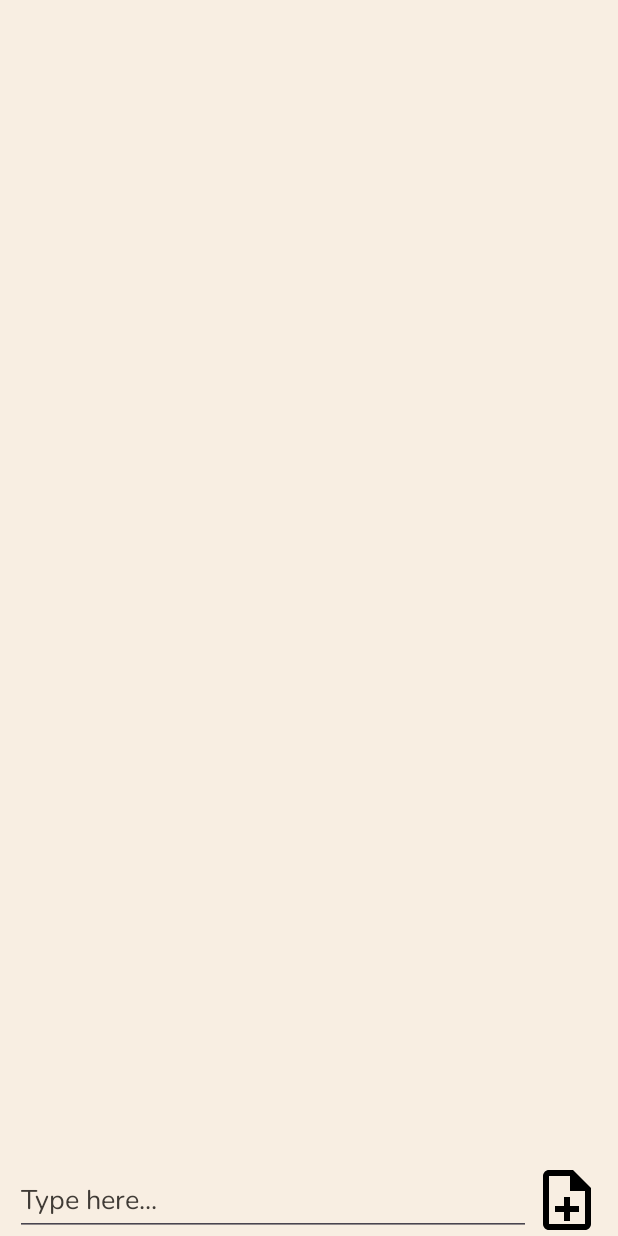
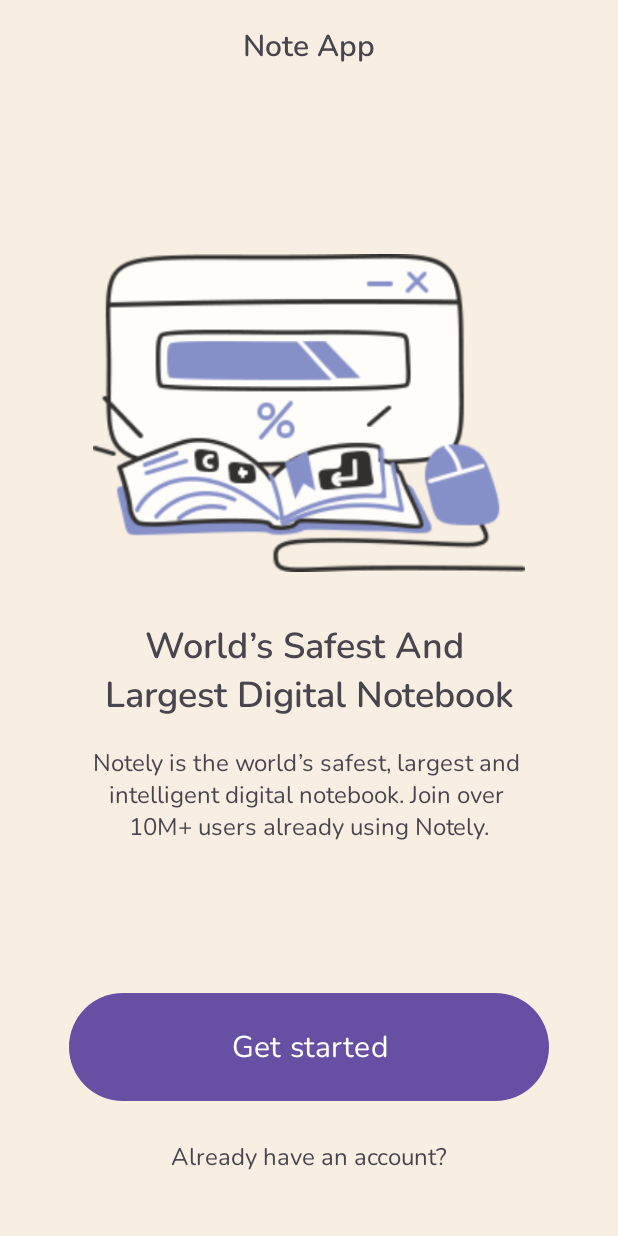
Before and after one commit to chrisstel/NotesApp, an Android app: the screen it shows after launch (MainActivity), on a phone screen of 412 x 824 dp. Run offline under Robolectric (Android 15) with nearby library versions, the phone set to English and light mode, and no system bars.

Commit message:
added: get started fragment

```diff
--- /dev/null
+++ b/app/src/main/java/com/example/notes/ui/getstarted/GetStartedFragment.kt
@@ -0,0 +1,29 @@
+package com.example.notes.ui.getstarted
+
+import android.os.Bundle
+import android.view.LayoutInflater
+import android.view.View
+import android.view.ViewGroup
+import androidx.fragment.app.Fragment
+import androidx.navigation.findNavController
+import com.example.notes.R
+import com.example.notes.databinding.FragmentGetStartedBinding
+
+class GetStartedFragment : Fragment() {
+    private var binding: FragmentGetStartedBinding? = null
+
+    override fun onCreateView(
+        inflater: LayoutInflater,
+        container: ViewGroup?,
+        savedInstanceState: Bundle?
+    ): View? = FragmentGetStartedBinding.inflate(layoutInflater, container, false).also { binding = it }.root
+
+
+    override fun onViewCreated(view: View, savedInstanceState: Bundle?) {
+        super.onViewCreated(view, savedInstanceState)
+
+        binding?.getStartedButton?.setOnClickListener { view ->
+            view.findNavController().navigate(R.id.action_getStartedFragment_to_mainFragment)
+        }
+    }
+}
--- /dev/null
+++ b/app/src/main/res/layout/fragment_get_started.xml
@@ -0,0 +1,170 @@
+<?xml version="1.0" encoding="utf-8"?>
+<androidx.constraintlayout.widget.ConstraintLayout xmlns:android="http://schemas.android.com/apk/res/android"
+    xmlns:app="http://schemas.android.com/apk/res-auto"
+    android:layout_width="match_parent"
+    android:layout_height="match_parent">
+
+    <TextView
+        android:id="@+id/app_title"
+        android:layout_width="wrap_content"
+        android:layout_height="wrap_content"
+        android:layout_marginTop="16dp"
+        android:autoSizeTextType="uniform"
+        android:text="Note App"
+        android:textSize="20sp"
+        android:textStyle="bold"
+        app:layout_constraintEnd_toEndOf="parent"
+        app:layout_constraintStart_toStartOf="parent"
+        app:layout_constraintTop_toTopOf="parent" />
+
+    <ImageView
+        android:id="@+id/get_started_image"
+        android:layout_width="0dp"
+        android:layout_height="0dp"
+        android:layout_marginHorizontal="26dp"
+        android:src="@drawable/image_get_started"
+        app:layout_constraintBottom_toBottomOf="@id/guideline8"
+        app:layout_constraintEnd_toEndOf="@id/guideline2"
+        app:layout_constraintStart_toStartOf="@id/guideline1"
+        app:layout_constraintTop_toTopOf="@id/guideline7" />
+
+    <TextView
+        android:id="@+id/app_headline"
+        android:layout_width="0dp"
+        android:layout_height="0dp"
+        android:autoSizeTextType="uniform"
+        android:gravity="center"
+        android:text="World’s Safest And \nLargest Digital Notebook"
+        android:autoSizeMaxTextSize="24sp"
+        android:textStyle="bold"
+        android:autoSizeStepGranularity="1sp"
+        app:layout_constraintBottom_toBottomOf="@id/guideline9"
+        app:layout_constraintEnd_toEndOf="@id/guideline2"
+        app:layout_constraintStart_toStartOf="@id/guideline1"
+        app:layout_constraintTop_toTopOf="@id/guideline3" />
+
+    <TextView
+        android:layout_width="0dp"
+        android:layout_height="0dp"
+        android:autoSizeTextType="uniform"
+        android:gravity="center"
+        android:text="Notely is the world’s safest, largest and \nintelligent digital notebook. Join over \n10M+ users already using Notely."
+        android:textSize="16sp"
+        app:layout_constraintBottom_toBottomOf="@id/guideline4"
+        app:layout_constraintEnd_toEndOf="@id/guideline2"
+        app:layout_constraintStart_toStartOf="@id/guideline1"
+        app:layout_constraintTop_toTopOf="@id/guideline10" />
+
+    <Button
+        android:id="@+id/get_started_button"
+        android:layout_width="0dp"
+        android:layout_height="0dp"
+        android:text="Get started"
+        android:autoSizeTextType="uniform"
+        android:autoSizeMaxTextSize="20sp"
+        android:textSize="20sp"
+        app:layout_constraintBottom_toBottomOf="@id/guideline11"
+        app:layout_constraintEnd_toEndOf="@id/guideline2"
+        app:layout_constraintStart_toStartOf="@id/guideline1"
+        app:layout_constraintTop_toTopOf="@id/guideline6"
+        app:layout_constraintWidth_max="320dp" />
+
+    <TextView
+        android:id="@+id/already_have_text"
+        android:layout_width="0dp"
+        android:layout_height="0dp"
+        android:autoSizeTextType="uniform"
+        android:gravity="center"
+        android:text="Already have an account?"
+        android:textSize="16sp"
+        app:layout_constraintTop_toTopOf="@id/guideline12"
+        app:layout_constraintBottom_toBottomOf="@id/guideline5"
+        app:layout_constraintEnd_toEndOf="@id/guideline2"
+        app:layout_constraintStart_toStartOf="@id/guideline1" />
+
+    <androidx.constraintlayout.widget.Guideline
+        android:id="@+id/guideline1"
+        android:layout_width="wrap_content"
+        android:layout_height="wrap_content"
+        android:orientation="vertical"
+        app:layout_constraintGuide_percent="0.0747" />
+
+    <androidx.constraintlayout.widget.Guideline
+        android:id="@+id/guideline2"
+        android:layout_width="wrap_content"
+        android:layout_height="wrap_content"
+        android:orientation="vertical"
+        app:layout_constraintGuide_percent="0.9253" />
+
+    <androidx.constraintlayout.widget.Guideline
+        android:id="@+id/guideline3"
+        android:layout_width="wrap_content"
+        android:layout_height="wrap_content"
+        android:orientation="horizontal"
+        app:layout_constraintGuide_percent="0.4993" />
+
+    <androidx.constraintlayout.widget.Guideline
+        android:id="@+id/guideline4"
+        android:layout_width="wrap_content"
+        android:layout_height="wrap_content"
+        android:orientation="horizontal"
+        app:layout_constraintGuide_percent="0.6837" />
+
+    <androidx.constraintlayout.widget.Guideline
+        android:id="@+id/guideline5"
+        android:layout_width="wrap_content"
+        android:layout_height="wrap_content"
+        android:orientation="horizontal"
+        app:layout_constraintGuide_percent="0.95" />
+
+    <androidx.constraintlayout.widget.Guideline
+        android:id="@+id/guideline6"
+        android:layout_width="wrap_content"
+        android:layout_height="wrap_content"
+        android:orientation="horizontal"
+        app:layout_constraintGuide_percent="0.7987" />
+
+    <androidx.constraintlayout.widget.Guideline
+        android:id="@+id/guideline7"
+        android:layout_width="wrap_content"
+        android:layout_height="wrap_content"
+        android:orientation="horizontal"
+        app:layout_constraintGuide_percent="0.2052" />
+
+    <androidx.constraintlayout.widget.Guideline
+        android:id="@+id/guideline8"
+        android:layout_width="wrap_content"
+        android:layout_height="wrap_content"
+        android:orientation="horizontal"
+        app:layout_constraintGuide_percent="0.4627" />
+
+    <androidx.constraintlayout.widget.Guideline
+        android:id="@+id/guideline9"
+        android:layout_width="wrap_content"
+        android:layout_height="wrap_content"
+        android:orientation="horizontal"
+        app:layout_constraintGuide_percent="0.5856" />
+
+    <androidx.constraintlayout.widget.Guideline
+        android:id="@+id/guideline10"
+        android:layout_width="wrap_content"
+        android:layout_height="wrap_content"
+        android:orientation="horizontal"
+        app:layout_constraintGuide_percent="0.6013" />
+
+    <androidx.constraintlayout.widget.Guideline
+        android:id="@+id/guideline11"
+        android:layout_width="wrap_content"
+        android:layout_height="wrap_content"
+        android:orientation="horizontal"
+        app:layout_constraintGuide_percent="0.8954" />
+
+    <androidx.constraintlayout.widget.Guideline
+        android:id="@+id/guideline12"
+        android:layout_width="wrap_content"
+        android:layout_height="wrap_content"
+        android:orientation="horizontal"
+        app:layout_constraintGuide_percent="0.9216" />
+
+
+</androidx.constraintlayout.widget.ConstraintLayout>
--- a/app/src/main/res/navigation/nav_graph.xml
+++ b/app/src/main/res/navigation/nav_graph.xml
@@ -2,11 +2,19 @@
 <navigation xmlns:android="http://schemas.android.com/apk/res/android"
     xmlns:app="http://schemas.android.com/apk/res-auto"
     android:id="@+id/nav_graph"
-    app:startDestination="@id/mainFragment">
+    app:startDestination="@id/getStartedFragment">
 
     <fragment
         android:id="@+id/mainFragment"
         android:name="com.example.notes.ui.main.MainFragment"
         android:label="MainFragment" />
+    <fragment
+        android:id="@+id/getStartedFragment"
+        android:name="com.example.notes.ui.getstarted.GetStartedFragment"
+        android:label="GetStartedFragment" >
+        <action
+            android:id="@+id/action_getStartedFragment_to_mainFragment"
+            app:destination="@id/mainFragment" />
+    </fragment>
 
 </navigation>
--- a/gradle/libs.versions.toml
+++ b/gradle/libs.versions.toml
@@ -1,5 +1,6 @@
 [versions]
 agp = "8.5.0"
+koinAndroid = "3.5.6"
 kotlin = "1.9.0"
 coreKtx = "1.10.1"
 junit = "4.13.2"
@@ -9,13 +10,20 @@ appcompat = "1.6.1"
 material = "1.10.0"
 activity = "1.8.0"
 constraintlayout = "2.1.4"
+navigationFragmentKtx = "2.7.7"
+roomKtx = "2.6.1"
 
 [libraries]
 androidx-core-ktx = { group = "androidx.core", name = "core-ktx", version.ref = "coreKtx" }
+androidx-navigation-fragment-ktx = { module = "androidx.navigation:navigation-fragment-ktx", version.ref = "navigationFragmentKtx" }
+androidx-navigation-ui-ktx = { module = "androidx.navigation:navigation-ui-ktx", version.ref = "navigationFragmentKtx" }
+androidx-room-compiler = { module = "androidx.room:room-compiler", version.ref = "roomKtx" }
+androidx-room-ktx = { module = "androidx.room:room-ktx", version.ref = "roomKtx" }
 junit = { group = "junit", name = "junit", version.ref = "junit" }
 androidx-junit = { group = "androidx.test.ext", name = "junit", version.ref = "junitVersion" }
 androidx-espresso-core = { group = "androidx.test.espresso", name = "espresso-core", version.ref = "espressoCore" }
 androidx-appcompat = { group = "androidx.appcompat", name = "appcompat", version.ref = "appcompat" }
+koin-android = { module = "io.insert-koin:koin-android", version.ref = "koinAndroid" }
 material = { group = "com.google.android.material", name = "material", version.ref = "material" }
 androidx-activity = { group = "androidx.activity", name = "activity", version.ref = "activity" }
 androidx-constraintlayout = { group = "androidx.constraintlayout", name = "constraintlayout", version.ref = "constraintlayout" }
```
Also changed, not shown: app/src/main/res/drawable/image_get_started.png (added).
